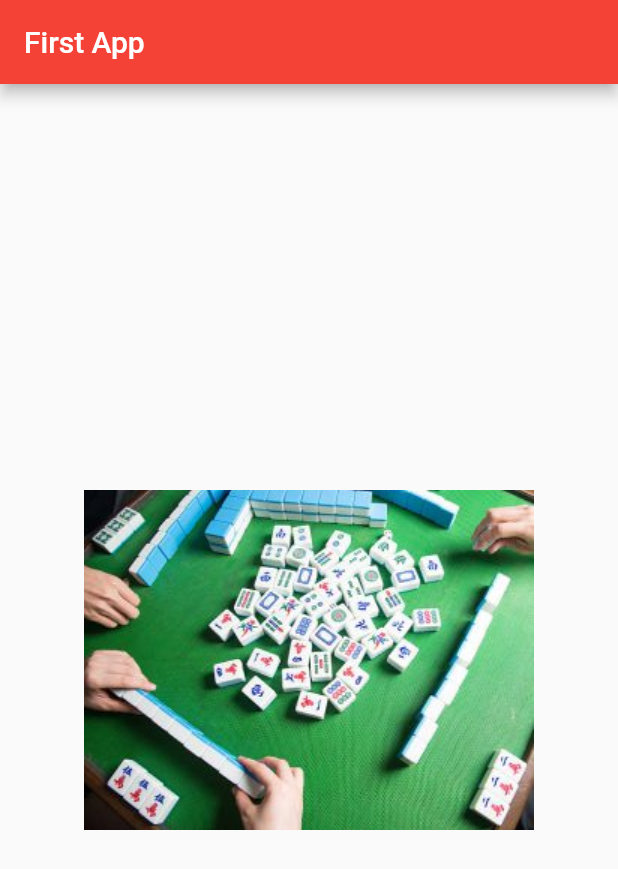
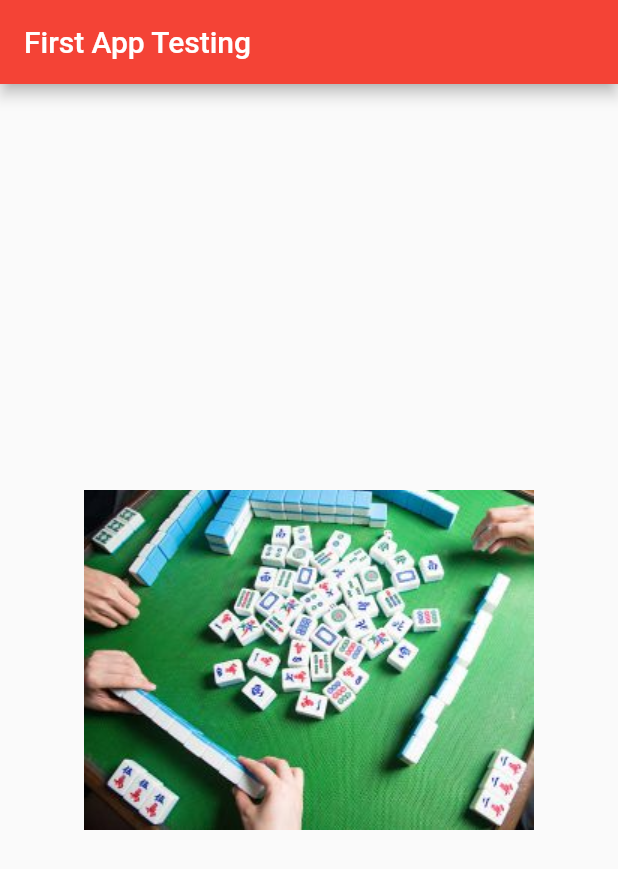
Before and after one commit to xeeshansami/Flutter, a Flutter app: the screen it shows after launch, on a phone screen of 412 x 824 dp. Shown: the top 869 px of the screen. Run offline on Flutter 3.47's test engine with Material 2 defaults, Android fonts, the phone set to English and light mode, and no system bars.

```diff
--- /dev/null
+++ b/lib/app_screens/first_screen.dart
@@ -0,0 +1,12 @@
+import 'package:flutter/material.dart';
+
+class FirstScreen extends StatelessWidget{
+  @override
+  Widget build(BuildContext context) {
+    return const Center(
+      child: Image(
+        image: AssetImage('assets/images/abc.jpg'),
+      ),
+    );
+  }
+}
--- a/lib/main.dart
+++ b/lib/main.dart
@@ -1,17 +1,23 @@
 import 'package:flutter/material.dart';
 import 'package:flutter/services.dart';
+import './app_screens/first_screen.dart';
+void main() => runApp(MyFlutterApp());
 
-void main() => runApp(
-      MaterialApp(
-          home: Scaffold(
-        appBar: AppBar(
-          title: const Text("First App"),
-          backgroundColor: Colors.red,
-        ),
-            body: const Center(
-              child: Image(
-                image: AssetImage('assets/images/abc.jpg'),
-              ),
-            ),
-      )),
-    );
+class MyFlutterApp extends StatelessWidget{
+
+  const MyFlutterApp({Key? key}) : super(key: key);
+
+  @override
+  Widget build(BuildContext context) {
+    return MaterialApp(
+        debugShowCheckedModeBanner: false,
+        home: Scaffold(
+          appBar: AppBar(
+            title: const Text("First App Testing",textAlign: TextAlign.right),
+            backgroundColor: Colors.red,
+          ),
+          body: FirstScreen()
+        ));
+  }
+
+}
```
Also changed, not shown: pubspec.lock, 1 other file.
